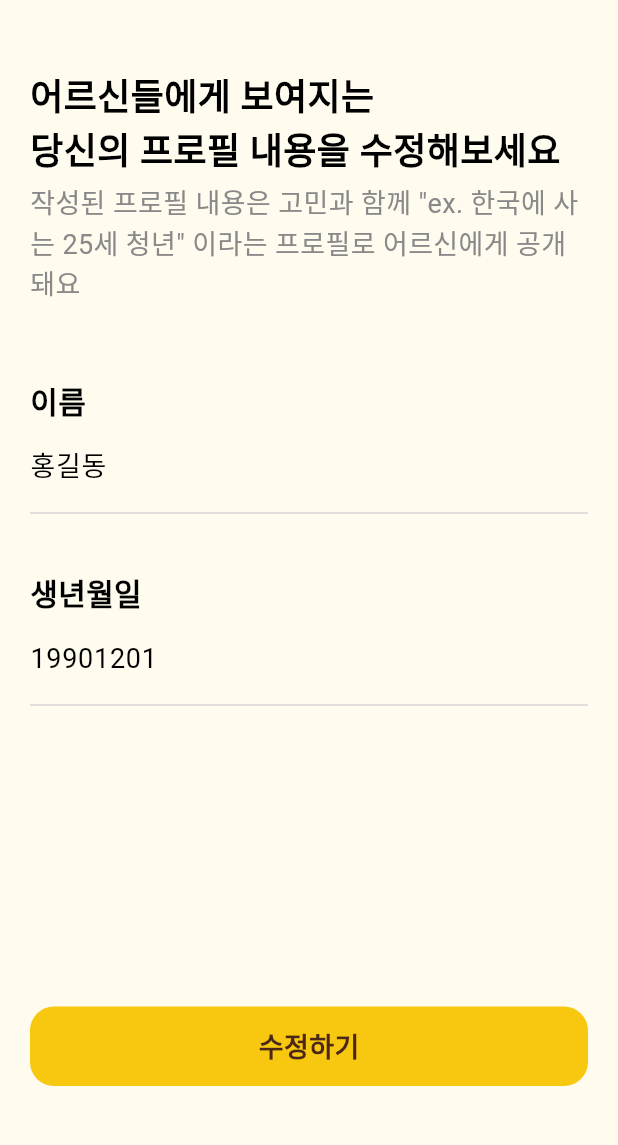
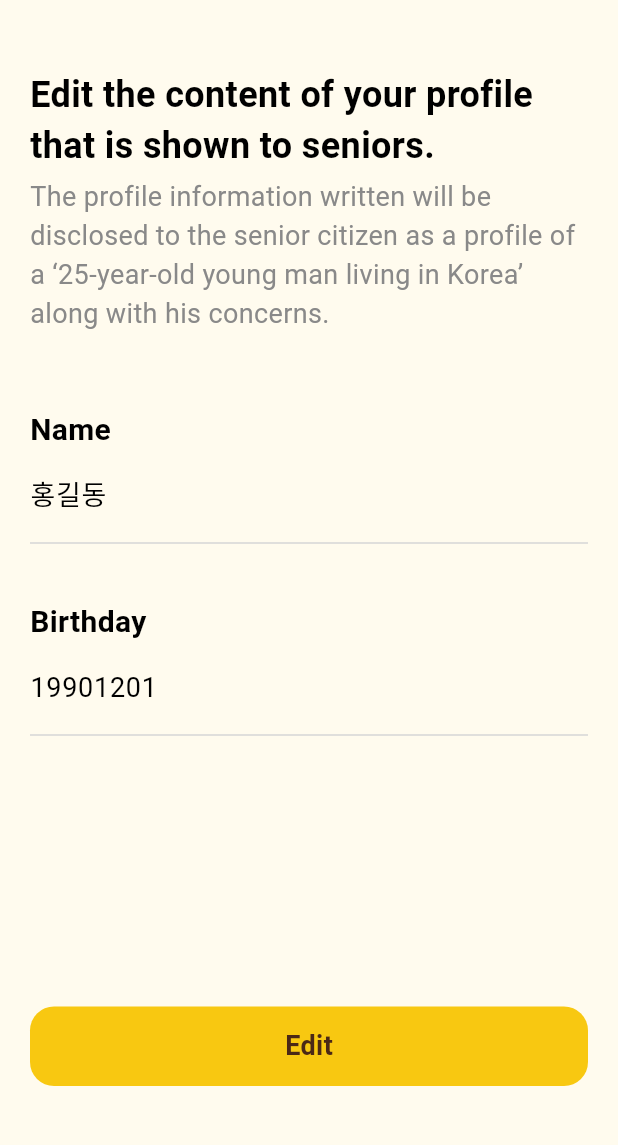
Before and after one commit to gdsc-ssu/gdgoc-weve-client, a Flutter app: the JuniorEditProfileScreen screen opened directly, on a phone screen of 412 x 824 dp, the part 60-1205 px from its top. Run offline on Flutter 3.47's test engine with Material 3 defaults, Android fonts, the phone set to English and light mode, and no system bars; our stand-ins replace audioplayers, camera, flutter_riverpod, flutter_svg, fluttertoast, lottie and 2 more; Roboto replaces fonts that are missing (Pretendard).

Commit message:
feat: JuniorEditProfileScreen에 다국어 지원 추가

```diff
--- a/lib/core/localization/junior_localizations.dart
+++ b/lib/core/localization/junior_localizations.dart
@@ -30,6 +30,16 @@ class JuniorLocalizations {
       'gotoMainButton': 'Go to Home',
       'noWorryMessage':
           'There are no worries written yet.\nWrite your worry on the writing page!',
+      'editProfileTitle':
+          'Edit the content of your profile that is shown to seniors.',
+      'editProfileDescription':
+          'The profile information written will be disclosed to the senior citizen as a profile of a ‘25-year-old young man living in Korea’ along with his concerns.',
+      'editProfileNameTitle': 'Name',
+      'editProfileNamePlaceholder': 'Enter your name',
+      'editProfileBirthTitle': 'Birthday',
+      'editProfileBirthPlaceholder': 'Enter your birthday',
+      'editProfileApplyButton': 'Edit',
+      'editProfileApplyToastMessage': 'Profile has been edited',
     },
     'ko': {
       'juniorNavHome': '홈',
@@ -52,6 +62,15 @@ class JuniorLocalizations {
       'defaultSuccessMessage': '홈 화면으로 돌아가세요.',
       'gotoMainButton': '홈으로 돌아가기',
       'noWorryMessage': '작성된 고민이 없어요.\n작성 페이지에서 당신의 고민을 작성해보세요!',
+      'editProfileTitle': '어르신들에게 보여지는\n당신의 프로필 내용을 수정해보세요',
+      'editProfileDescription':
+          '작성된 프로필 내용은 고민과 함께 \"ex. 한국에 사는 25세 청년\" 이라는 프로필로 어르신에게 공개돼요',
+      'editProfileNameTitle': '이름',
+      'editProfileNamePlaceholder': '이름을 입력해주세요',
+      'editProfileBirthTitle': '생년월일',
+      'editProfileBirthPlaceholder': '생년월일을 입력해주세요',
+      'editProfileApplyButton': '수정하기',
+      'editProfileApplyToastMessage': '프로필이 수정되었습니다',
     },
     'ja': {
       'juniorNavHome': 'ホーム',
@@ -74,6 +93,15 @@ class JuniorLocalizations {
       'defaultSuccessMessage': 'ホーム画面に戻ります',
       'gotoMainButton': 'ホームに戻る',
       'noWorryMessage': 'まだ悩みが書かれていません。\n書くページであなたの悩みを書いてください!',
+      'editProfileTitle': 'お年寄りに表示されるプロフィールの内容を編集してください',
+      'editProfileDescription':
+          '作成されたプロフィール内容は悩みとともに「韓国に住む25歳の青年」というプロフィールで大人に公開されます。',
+      'editProfileNameTitle': '名前',
+      'editProfileNamePlaceholder': '名前を入力してください',
+      'editProfileBirthTitle': '誕生日',
+      'editProfileBirthPlaceholder': '誕生日を入力してください',
+      'editProfileApplyButton': '修正する',
+      'editProfileApplyToastMessage': 'プロフィールが修正されました',
     },
   };
 
@@ -114,4 +142,17 @@ class JuniorLocalizations {
 
   // [주니어 홈] 고민 없음 화면 관련 getter들
   String get noWorryMessage => _getString('noWorryMessage');
+
+  // [주니어 마이] 프로필 수정 화면 관련 getter들
+  String get editProfileTitle => _getString('editProfileTitle');
+  String get editProfileDescription => _getString('editProfileDescription');
+  String get editProfileNameTitle => _getString('editProfileNameTitle');
+  String get editProfileNamePlaceholder =>
+      _getString('editProfileNamePlaceholder');
+  String get editProfileBirthTitle => _getString('editProfileBirthTitle');
+  String get editProfileBirthPlaceholder =>
+      _getString('editProfileBirthPlaceholder');
+  String get editProfileApplyButton => _getString('editProfileApplyButton');
+  String get editProfileApplyToastMessage =>
+      _getString('editProfileApplyToastMessage');
 }
--- a/lib/features/junior/presentation/views/my/junior_edit_profile_screen.dart
+++ b/lib/features/junior/presentation/views/my/junior_edit_profile_screen.dart
@@ -61,9 +61,12 @@ class _JuniorEditProfileScreenState
     // 여기서 서버에 데이터를 전송하는 로직이 들어갈 수 있습니다
 
     // 토스트 메시지 표시
+    final locale = ref.read(localeProvider);
+    final appLocalizations = AppLocalizations(locale);
+
     CustomToast.show(
       context,
-      "프로필이 수정되었습니다",
+      appLocalizations.junior.editProfileApplyToastMessage,
       backgroundColor: WeveColor.main.orange1,
       textColor: Colors.white,
       borderRadius: 20,
@@ -98,6 +101,9 @@ class _JuniorEditProfileScreenState
 
   @override
   Widget build(BuildContext context) {
+    final locale = ref.read(localeProvider);
+    final appLocalizations = AppLocalizations(locale);
+
     return WillPopScope(
       onWillPop: _onWillPop,
       child: Scaffold(
@@ -110,22 +116,23 @@ class _JuniorEditProfileScreenState
               crossAxisAlignment: CrossAxisAlignment.start,
               children: [
                 InputHeader(
-                  title: "어르신들에게 보여지는\n당신의 프로필 내용을 수정해보세요",
-                  text:
-                      "작성된 프로필 내용은 고민과 함께 \"ex. 한국에 사는 25세 청년\" 이라는 프로필로 어르신에게 공개돼요",
+                  title: appLocalizations.junior.editProfileTitle,
+                  text: appLocalizations.junior.editProfileDescription,
                 ),
                 const SizedBox(height: 50),
                 // 수정된 InputField 사용
                 InputField(
-                  title: "이름",
-                  placeholder: "이름을 입력해주세요",
+                  title: appLocalizations.junior.editProfileNameTitle,
+                  placeholder:
+                      appLocalizations.junior.editProfileNamePlaceholder,
                   controller: nameController,
                 ),
                 const SizedBox(height: 30),
                 // 수정된 InputField 사용
                 InputField(
-                  title: "생년월일",
-                  placeholder: "생년월일을 입력해주세요",
+                  title: appLocalizations.junior.editProfileBirthTitle,
+                  placeholder:
+                      appLocalizations.junior.editProfileBirthPlaceholder,
                   controller: birthController,
                 ),
                 const Spacer(),
@@ -133,7 +140,7 @@ class _JuniorEditProfileScreenState
                   child: Padding(
                     padding: const EdgeInsets.only(bottom: 30),
                     child: JuniorButton(
-                      text: "수정하기",
+                      text: appLocalizations.junior.editProfileApplyButton,
                       enabled: true, // 항상 활성화
                       onPressed: _applyProfileChange,
                     ),
```
